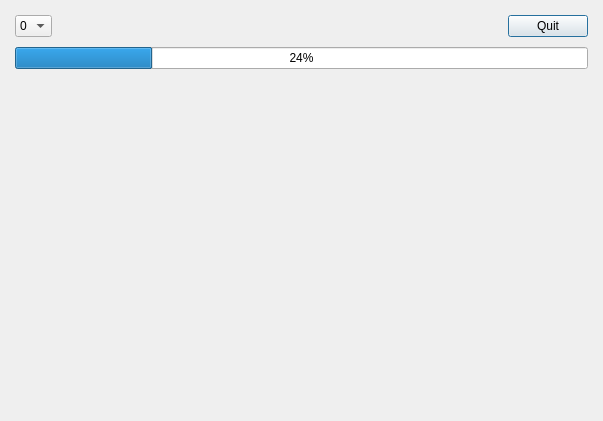
First picture: the form in src/gui/quiz.ui, repository tombranfield/spaced_repeating_vocabulary, before the edit.
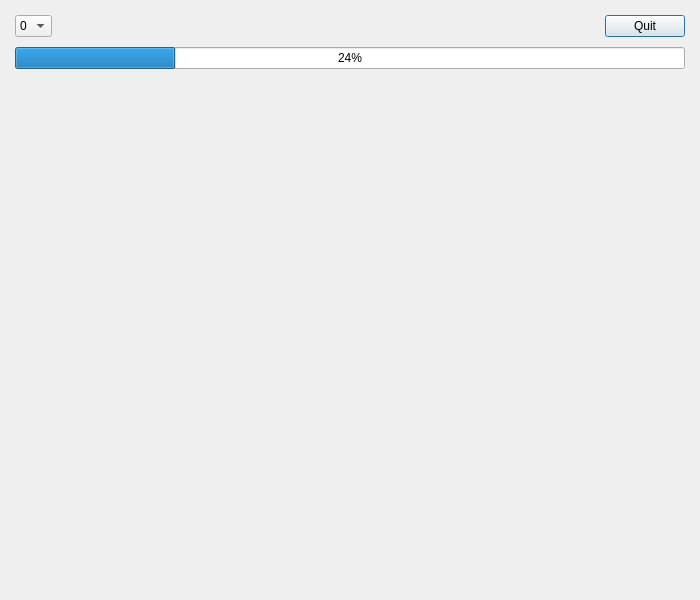
Second picture: the form after the edit.

What changed in the file:
```diff
--- a/src/gui/quiz.ui
+++ b/src/gui/quiz.ui
@@ -6,8 +6,8 @@
    <rect>
     <x>0</x>
     <y>0</y>
-    <width>603</width>
-    <height>421</height>
+    <width>700</width>
+    <height>600</height>
    </rect>
   </property>
   <property name="windowTitle">
```
Left out of the diff: 2 changed lines with no effect on the pictures.
